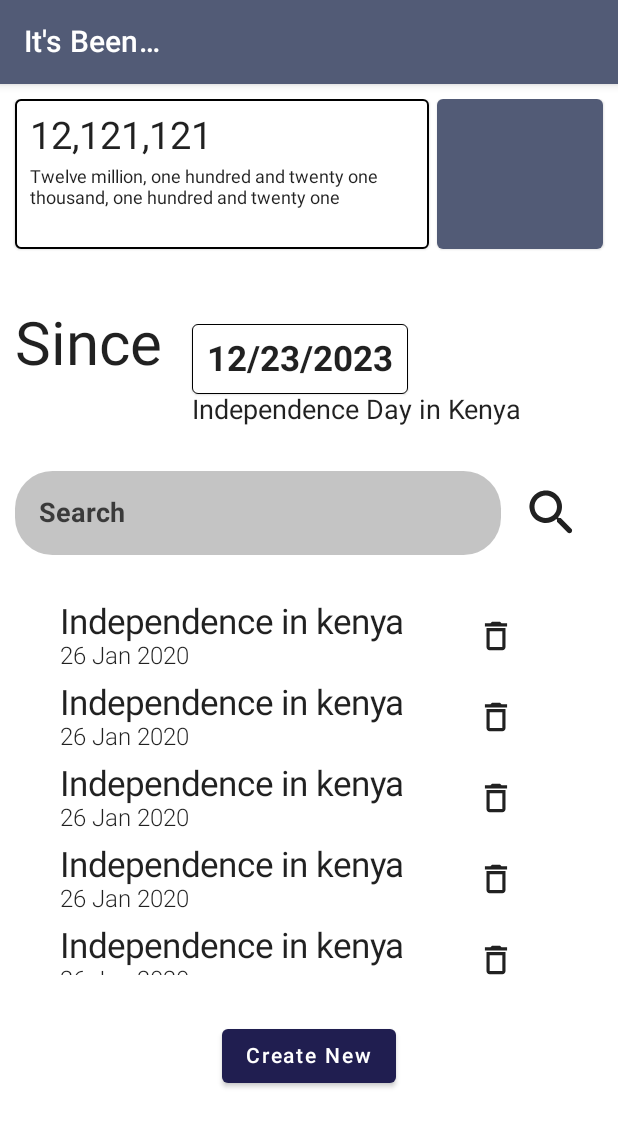
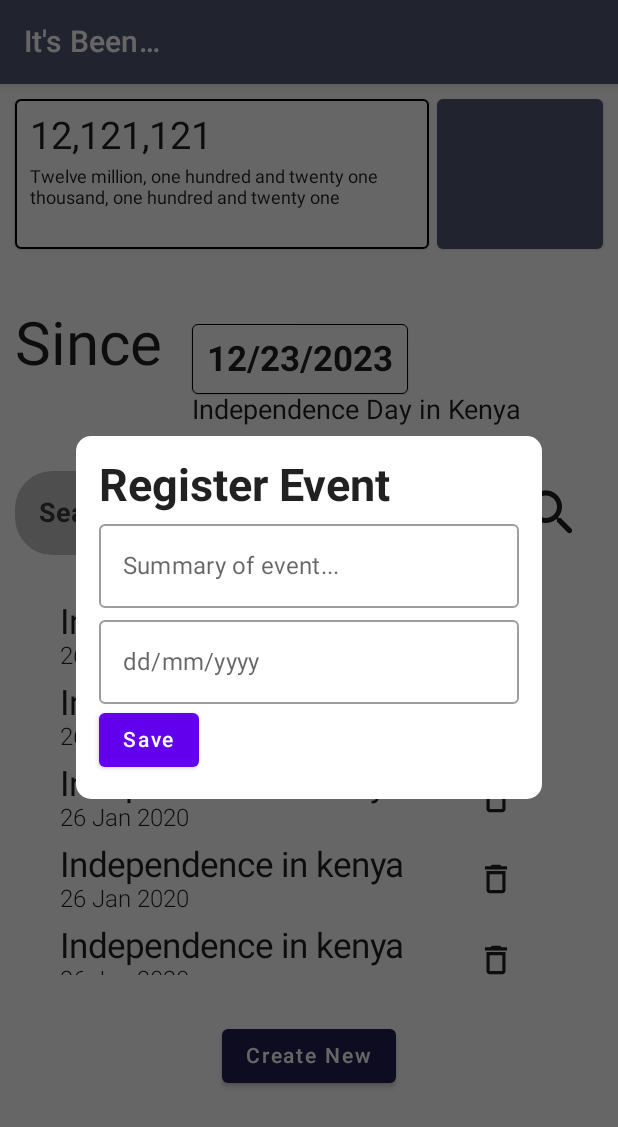
Before and after one commit to Ken-mbira/its_been, an Android app built with Jetpack Compose: the screen it shows after launch (MainActivity), after a tap on "Create New", on a phone screen of 412 x 824 dp. Shown: the top 1127 px of the screen. Run offline under Robolectric (Android 15) with nearby library versions, the phone set to English and light mode, and no system bars; libraries missing offline, so code that uses them is left out: dev.chrisbanes.snapper; 2 statements that could not run were skipped.

Commit message:
create a register event page

```diff
--- a/app/src/main/java/com/example/itsbeen/ui/HomeScreen.kt
+++ b/app/src/main/java/com/example/itsbeen/ui/HomeScreen.kt
@@ -7,6 +7,8 @@ import androidx.compose.material.Button
 import androidx.compose.material.ButtonDefaults
 import androidx.compose.material.Text
 import androidx.compose.runtime.Composable
+import androidx.compose.runtime.mutableStateOf
+import androidx.compose.runtime.saveable.rememberSaveable
 import androidx.compose.ui.Alignment
 import androidx.compose.ui.Modifier
 import androidx.compose.ui.graphics.Color
@@ -14,11 +16,13 @@ import androidx.compose.ui.res.colorResource
 import androidx.compose.ui.res.stringResource
 import androidx.compose.ui.tooling.preview.Preview
 import androidx.compose.ui.unit.dp
+import androidx.compose.ui.window.Dialog
 import com.example.itsbeen.R
 
 @Composable
 fun HomeScreen(modifier: Modifier = Modifier) {
     val scrollState = rememberScrollState()
+    val showRegisterEventDialog = rememberSaveable { mutableStateOf(false) }
     Column(
         modifier = modifier
             .padding(10.dp)
@@ -30,7 +34,7 @@ fun HomeScreen(modifier: Modifier = Modifier) {
         SinceDisplay()
         EventListDisplay()
         Button(
-            onClick = { /*TODO*/ },
+            onClick = { showRegisterEventDialog.value = true },
             modifier = modifier.align(Alignment.CenterHorizontally),
             colors = ButtonDefaults.buttonColors(
                 backgroundColor = colorResource(R.color.deep_purple),
@@ -42,6 +46,11 @@ fun HomeScreen(modifier: Modifier = Modifier) {
                 text= stringResource(R.string.create_new_memory)
             )
         }
+        if (showRegisterEventDialog.value) {
+            Dialog(onDismissRequest = { showRegisterEventDialog.value = false }) {
+                RegisterEvent(onDismissRequest = { showRegisterEventDialog.value = false })
+            }
+        }
     }
 }
 
--- /dev/null
+++ b/app/src/main/java/com/example/itsbeen/ui/RegisterEvent.kt
@@ -0,0 +1,98 @@
+package com.example.itsbeen.ui
+
+import android.app.DatePickerDialog
+import androidx.compose.foundation.background
+import androidx.compose.foundation.layout.Column
+import androidx.compose.foundation.layout.padding
+import androidx.compose.foundation.shape.RoundedCornerShape
+import androidx.compose.material.Button
+import androidx.compose.material.OutlinedTextField
+import androidx.compose.material.Text
+import androidx.compose.runtime.Composable
+import androidx.compose.runtime.mutableStateOf
+import androidx.compose.runtime.remember
+import androidx.compose.runtime.saveable.rememberSaveable
+import androidx.compose.ui.Modifier
+import androidx.compose.ui.draw.clip
+import androidx.compose.ui.focus.FocusRequester
+import androidx.compose.ui.focus.focusRequester
+import androidx.compose.ui.graphics.Color
+import androidx.compose.ui.platform.LocalContext
+import androidx.compose.ui.text.font.FontWeight
+import androidx.compose.ui.tooling.preview.Preview
+import androidx.compose.ui.unit.dp
+import androidx.compose.ui.unit.sp
+import java.util.*
+
+@Composable
+fun RegisterEvent(
+    modifier: Modifier = Modifier,
+    onDismissRequest: () -> Unit = {},
+) {
+    val calendar = Calendar.getInstance()
+
+    val eventSummary = rememberSaveable {
+        mutableStateOf("")
+    }
+    val eventDate = rememberSaveable {
+        mutableStateOf("")
+    }
+
+    val dateSetListener = DatePickerDialog.OnDateSetListener { _, year, month, dayOfMonth ->
+        eventDate.value = "$year/${month + 1}/$dayOfMonth"
+    }
+
+    val datePickerDialog = DatePickerDialog(
+        LocalContext.current,
+        dateSetListener,
+        calendar.get(Calendar.YEAR),
+        calendar.get(Calendar.MONTH),
+        calendar.get(Calendar.DAY_OF_MONTH),
+    )
+
+    val focusRequester = remember { FocusRequester() }
+
+    Column(
+        modifier = modifier
+            .clip(RoundedCornerShape(10.dp))
+            .background(Color.White)
+            .padding(15.dp)
+    ) {
+        Text(
+            text = "Register Event",
+            fontSize = 30.sp,
+            fontWeight = FontWeight.Bold
+        )
+        OutlinedTextField(
+            value = eventSummary.value,
+            onValueChange = { newValue -> eventSummary.value = newValue },
+            label = {
+                Text(text = "Summary of event...")
+            }
+        )
+        OutlinedTextField(
+            modifier = modifier
+                .focusRequester(focusRequester)
+//                .onFocusChanged {
+//                        if(it.isFocused){
+//                            datePickerDialog.show()
+//                        }
+//                }
+            ,
+            value = eventDate.value,
+            onValueChange = {},
+            label = {
+                Text(text = "dd/mm/yyyy")
+            },
+        )
+        Button(onClick = { onDismissRequest() }) {
+            Text(text="Save")
+        }
+    }
+}
+
+@Preview
+@Composable
+fun PreviewRegisterEvent() {
+    RegisterEvent()
+}
--- a/app/src/main/java/com/example/itsbeen/ui/components/SearchBar.kt
+++ b/app/src/main/java/com/example/itsbeen/ui/components/SearchBar.kt
@@ -17,7 +17,9 @@ import androidx.compose.ui.focus.onFocusChanged
 import androidx.compose.ui.graphics.Color
 import androidx.compose.ui.res.colorResource
 import androidx.compose.ui.res.stringResource
+import androidx.compose.ui.text.TextStyle
 import androidx.compose.ui.text.font.FontWeight
+import androidx.compose.ui.text.style.TextAlign
 import androidx.compose.ui.tooling.preview.Preview
 import androidx.compose.ui.unit.dp
 import androidx.compose.ui.unit.sp
@@ -27,25 +29,21 @@ import com.example.itsbeen.ui.SinceDisplay
 @Composable
 fun SearchBar(modifier: Modifier = Modifier) {
     val textInput = remember { mutableStateOf("") }
-    val isFocused = remember { mutableStateOf(false) }
     Row(
         modifier = modifier.fillMaxWidth(),
         verticalAlignment = Alignment.CenterVertically
     ) {
         TextField(
-            modifier = modifier.weight(1f)
-                .onFocusChanged { focusState -> isFocused.value = focusState.isFocused },
+            modifier = modifier.weight(1f),
             value = textInput.value,
             onValueChange = { newValue -> textInput.value = newValue},
             label = {
-                if(!isFocused.value){
                 Text(
                     text="Search",
                     color= colorResource(R.color.faded_black),
                     fontSize = 18.sp,
                     fontWeight = FontWeight.Bold
                 )
-                }
             },
             colors = TextFieldDefaults.textFieldColors(
                 backgroundColor = colorResource(R.color.light_grey),
```
Lines whose indentation alone changed are shown as unchanged.
